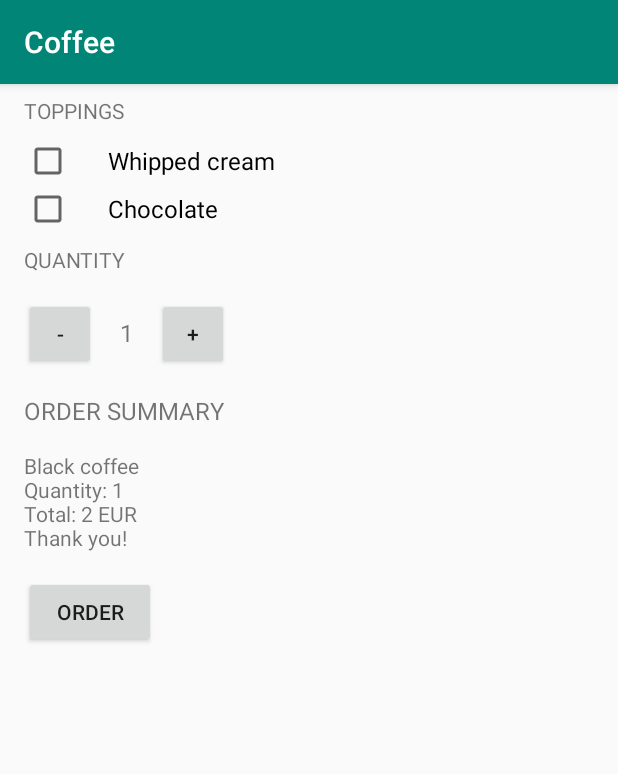
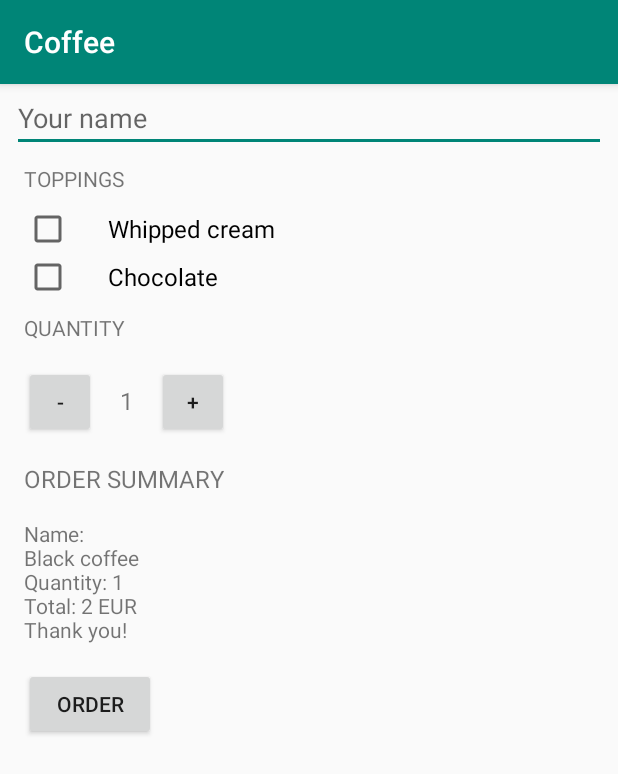
Before and after one commit to rstasiuliony/AndroidLessons, an Android app: the screen it shows after launch (MainActivity), after a tap on "ORDER", on a phone screen of 412 x 824 dp. Shown: the top 774 px of the screen. Run offline under Robolectric (Android 15) with nearby library versions, the phone set to English and light mode, and no system bars.

Commit message:
Fix pricing. Add entering name.

```diff
--- a/Coffee/coffee/src/main/java/com/hardfreedom/coffee/MainActivity.java
+++ b/Coffee/coffee/src/main/java/com/hardfreedom/coffee/MainActivity.java
@@ -4,15 +4,17 @@ import android.os.Bundle;
 import android.support.v7.app.AppCompatActivity;
 import android.view.View;
 import android.widget.CheckBox;
+import android.widget.EditText;
 import android.widget.LinearLayout;
 import android.widget.TextView;
 
 public class MainActivity extends AppCompatActivity {
 
     private int quantity;
-    private int price;
+    private int price = 2;
     private String addWhipped = "";
     private String addChocolate = "";
+    private String name = "";
 
     @Override
     protected void onCreate(Bundle savedInstanceState) {
@@ -21,44 +23,54 @@ public class MainActivity extends AppCompatActivity {
 
         TextView initialQuantity = findViewById(R.id.quantity_text_view);
         quantity = Integer.parseInt(initialQuantity.getText().toString());
-
-        TextView pricePerOne = findViewById(R.id.price_text_view);
-        price = Integer.parseInt(pricePerOne.getText().toString());
     }
 
     public void increment(View view) {
         quantity++;
-        displayDefaults();
+        price = price + 2;
+        displayQuantity(quantity);
     }
 
     public void decrement(View view) {
         if (quantity != 0) {
             quantity--;
+            price = price - 2;
         }
-        displayDefaults();
+        displayQuantity(quantity);
     }
 
     public void orderSummaryTextView(View view) {
+
+        getNameAndAddings();
+
+        if (addWhipped != "" && addChocolate != "") {
+            displayMessage("Name: " + name + "\nBlack coffee\n" + addWhipped + "\n" + addChocolate +"\nQuantity: "
+                    + quantity + "\nTotal: " + price + " EUR\nThank you!");
+        } else if (addChocolate != "") {
+            displayMessage("Name: " + name + "\nBlack coffee\n" + addChocolate +"\nQuantity: " + quantity +
+                    "\nTotal: " + price + " EUR\nThank you!");
+        } else if (addWhipped != "") {
+            displayMessage("Name: " + name + "\nBlack coffee\n" + addWhipped +"\nQuantity: " + quantity +
+                    "\nTotal: " + price + " EUR\nThank you!");
+        } else {
+            displayMessage("Name: " + name + "\nBlack coffee" +"\nQuantity: " + quantity +
+                    "\nTotal: " + price + " EUR\nThank you!");
+        }
+    }
+
+    private void getNameAndAddings() {
+        EditText nameValue = findViewById(R.id.name);
+        name = nameValue.getText().toString();
+
         CheckBox whipping = findViewById(R.id.check_whipped);
         if (whipping.isChecked()) {
             checkAddings("whipping");
+            price = price + quantity;
         }
         CheckBox chocolate = findViewById(R.id.check_chocolate);
         if (chocolate.isChecked()) {
             checkAddings("chocolate");
-        }
-        if (addWhipped != "" && addChocolate != "") {
-            displayMessage("Black coffee\n" + addWhipped + "\n" + addChocolate +"\nQuantity: "
-                    + quantity + "\nTotal: " + price + " EUR\nThank you!");
-        } else if (addChocolate != "") {
-            displayMessage("Black coffee\n" + addChocolate +"\nQuantity: " + quantity +
-                    "\nTotal: " + price + " EUR\nThank you!");
-        } else if (addWhipped != "") {
-            displayMessage("Black coffee\n" + addWhipped +"\nQuantity: " + quantity +
-                    "\nTotal: " + price + " EUR\nThank you!");
-        } else {
-            displayMessage("Black coffee" +"\nQuantity: " + quantity +
-                    "\nTotal: " + price + " EUR\nThank you!");
+            price = price + quantity;
         }
     }
 
@@ -67,29 +79,12 @@ public class MainActivity extends AppCompatActivity {
         quantityTextView.setText("" + quantity);
     }
 
-    private void displayPrice(int price) {
-        TextView priceTextView = findViewById(R.id.price_text_view);
-        priceTextView.setText("" + price);
-    }
-
     private void displayMessage(String message) {
-        LinearLayout priceView = findViewById(R.id.price);
-        priceView.setVisibility(View.GONE);
         TextView headerOrderSummary = findViewById(R.id.order_summary_text_view);
         headerOrderSummary.setVisibility(View.VISIBLE);
         TextView priceTextView = findViewById(R.id.order_summary);
         priceTextView.setVisibility(View.VISIBLE);
         priceTextView.setText(message);
-    }
-
-    private void displayDefaults() {
-        displayQuantity(quantity);
-        getPrice();
-        displayPrice(price);
-    }
-
-    private int getPrice() {
-        return price = quantity * price;
     }
 
     private void checkAddings(String adding) {
@@ -98,6 +93,5 @@ public class MainActivity extends AppCompatActivity {
         } else {
             addChocolate = addChocolate + "Add chocolate";
         }
-        price = price + 1 * quantity;
     }
 }
--- a/Coffee/coffee/src/main/res/layout/activity_main.xml
+++ b/Coffee/coffee/src/main/res/layout/activity_main.xml
@@ -7,10 +7,19 @@
 
     <LinearLayout
         android:layout_width="match_parent"
-        android:layout_height="match_parent"
+        android:layout_height="wrap_content"
         android:orientation="vertical"
         android:paddingLeft="@dimen/margin"
+        android:paddingRight="@dimen/margin"
         tools:context="com.hardfreedom.coffee.MainActivity">
+
+        <EditText
+            android:id="@+id/name"
+            android:layout_width="match_parent"
+            android:layout_height="wrap_content"
+            android:hint="@string/name"
+            android:inputType="textMultiLine"
+            android:importantForAutofill="no" tools:targetApi="o" />
 
         <TextView
             android:layout_width="wrap_content"
@@ -25,8 +34,9 @@
             android:layout_height="wrap_content"
             android:text="@string/whipped"
             android:textSize="@dimen/text_size"
-            android:layout_marginLeft="@dimen/margin"
-            android:paddingLeft="@dimen/padding" />
+            android:layout_marginStart="@dimen/margin"
+            android:paddingLeft="@dimen/padding"
+            android:paddingRight="@dimen/padding" />
 
         <CheckBox
             android:id="@+id/check_chocolate"
@@ -34,8 +44,9 @@
             android:layout_height="wrap_content"
             android:text="@string/chocolate"
             android:textSize="@dimen/text_size"
-            android:layout_marginLeft="@dimen/margin"
-            android:paddingLeft="@dimen/padding" />
+            android:layout_marginStart="@dimen/margin"
+            android:paddingLeft="@dimen/padding"
+            android:paddingRight="@dimen/padding"/>
 
         <TextView
             android:layout_width="wrap_content"
@@ -73,28 +84,6 @@
 
         </LinearLayout>
 
-        <LinearLayout
-            android:id="@+id/price"
-            android:layout_width="match_parent"
-            android:layout_height="wrap_content"
-            android:orientation="horizontal"
-            android:layout_marginLeft="@dimen/margin"
-            android:visibility="visible">
-
-            <TextView
-                android:layout_width="wrap_content"
-                android:layout_height="wrap_content"
-                android:layout_margin="@dimen/margin"
-                android:text="@string/currency_sign" />
-
-            <TextView
-                android:id="@+id/price_text_view"
-                android:layout_width="wrap_content"
-                android:layout_height="wrap_content"
-                android:layout_margin="@dimen/margin"
-                android:text="@integer/price_value" />
-
-        </LinearLayout>
 
         <TextView
             android:id="@+id/order_summary_text_view"
--- a/Coffee/coffee/src/main/res/values/strings.xml
+++ b/Coffee/coffee/src/main/res/values/strings.xml
@@ -2,6 +2,7 @@
     <string name="app_name">Coffee</string>
     <string name="column_quantity">Quantity</string>
     <string name="column_checkbox">Toppings</string>
+    <string name="name">Your name</string>
     <string name="whipped">Whipped cream</string>
     <string name="chocolate">Chocolate</string>
     <string name="button">Order</string>
```
